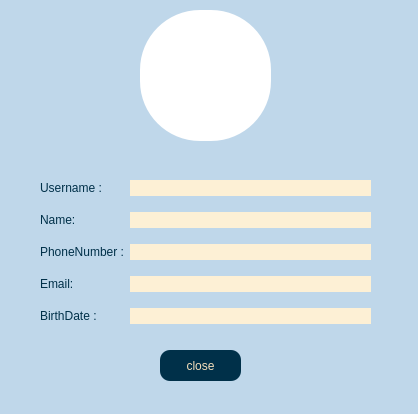
Above: client/profile.ui from AP-projects-4001/jan-ghahve before the change. Below: the same form after it.
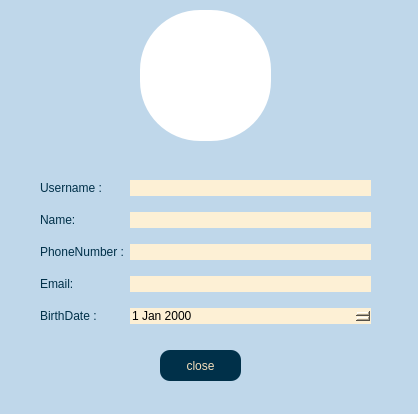
That is the form after the change.

```diff
--- a/client/profile.ui
+++ b/client/profile.ui
@@ -27,17 +27,6 @@
     </rect>
    </property>
    <layout class="QGridLayout" name="gridLayout">
-    <item row="4" column="1">
-     <widget class="QLineEdit" name="led_birth">
-      <property name="styleSheet">
-       <string notr="true">background-color:rgb(253, 240, 213);
-border-radius: 10%;</string>
-      </property>
-      <property name="readOnly">
-       <bool>true</bool>
-      </property>
-     </widget>
-    </item>
     <item row="3" column="0">
      <widget class="QLabel" name="lbl_email">
       <property name="styleSheet">
@@ -132,6 +121,17 @@
       </property>
      </widget>
     </item>
+    <item row="4" column="1">
+     <widget class="QDateEdit" name="dateEdit">
+      <property name="styleSheet">
+       <string notr="true">background-color:rgb(253, 240, 213);
+border-radius: 10%;</string>
+      </property>
+      <property name="buttonSymbols">
+       <enum>QAbstractSpinBox::UpDownArrows</enum>
+      </property>
+     </widget>
+    </item>
    </layout>
   </widget>
   <widget class="QGraphicsView" name="image_graphicsView">
```
